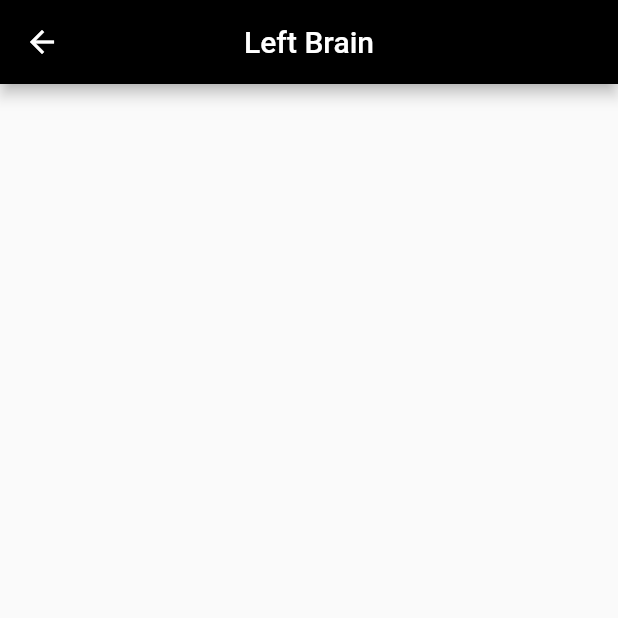
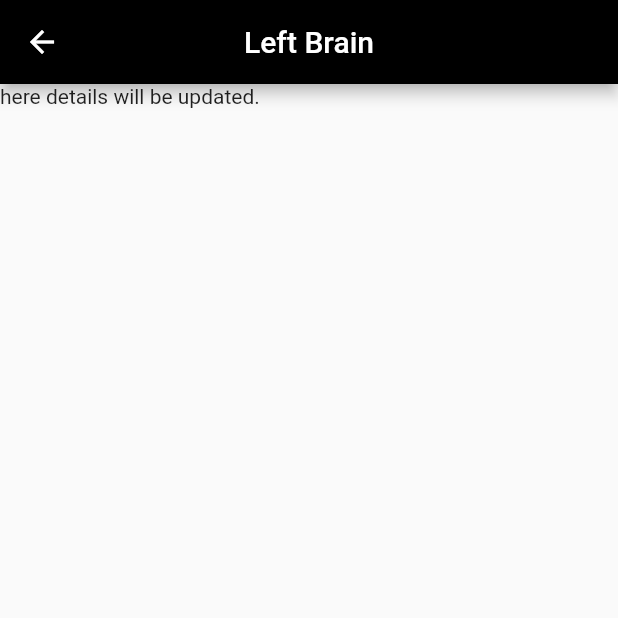
Before and after one commit to kovid-sharma/seller_buyer_project, a Flutter app: the details screen opened by its route, on a phone screen of 412 x 824 dp, the top half of it. Run offline on Flutter 3.47's test engine with Material 2 defaults, Android fonts, the phone set to English and light mode, and no system bars.

Commit message:
detailsupdate

```diff
--- a/lib/details.dart
+++ b/lib/details.dart
@@ -1,6 +1,12 @@
 import 'package:flutter/material.dart';
-
-
+import 'package:url_launcher/url_launcher.dart';
+//
+// final Uri _url = Uri.parse('https://flutter.dev');
+// Future<void> _launchUrl() async {
+//   if (!await launchUrl(_url)) {
+//     throw 'Unable to link to prject github $_url';
+//   }
+// }
 class details extends StatefulWidget {
   const details({Key? key}) : super(key: key);
 
@@ -17,6 +23,28 @@ class _detailsState extends State<details> {
           centerTitle: true,
           backgroundColor: Colors.black,
         ),
+        body: Column(
+          children: [
+            Container(
+
+              child: Text(
+                  'here details will be updated.',
+              ),
+            ),
+            // Center(
+            //   child: ElevatedButton(
+            //       style: ElevatedButton.styleFrom(
+            //         backgroundColor: Colors.black,
+            //       ),
+            //       onPressed: _launchUrl,
+            //       child: Text('Show Project On Github')
+            //
+            //   ),
+            // ),
+          ],
+        ),
+
     );
+
   }
 }
--- a/pubspec.yaml
+++ b/pubspec.yaml
@@ -40,6 +40,7 @@ dependencies:
   google_sign_in: ^5.0.3
   font_awesome_flutter: ^10.3.0
   provider: ^6.0.5
+  url_launcher: ^6.1.7
 
 dev_dependencies:
   flutter_test:
```
Also changed, not shown: pubspec.lock, 6 other files.
